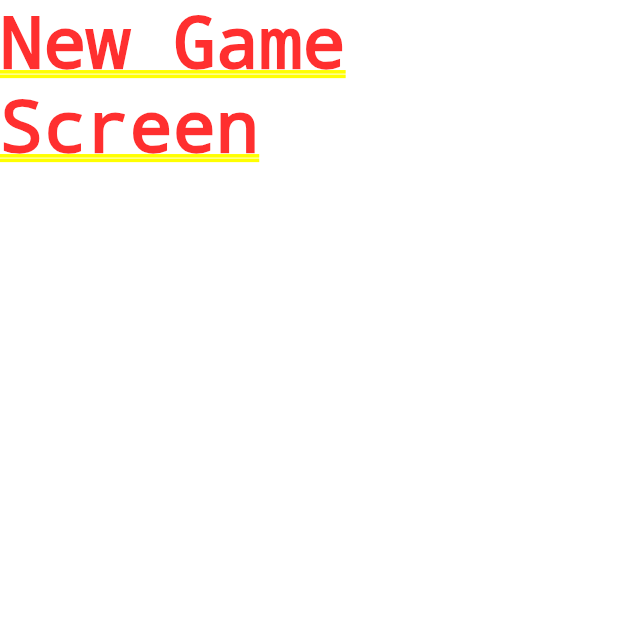
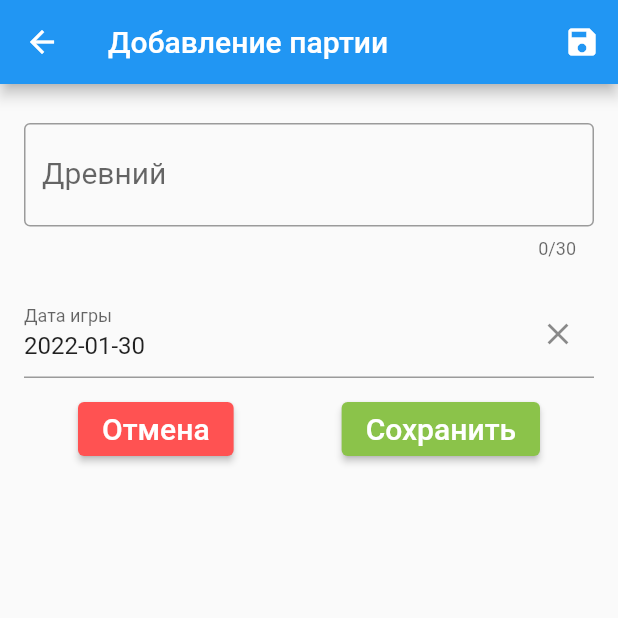
Before and after one commit to amatskevich/arkham_horror_statistic, a Flutter app: the screen it shows after launch, after a tap on the "add" icon, on a phone screen of 412 x 824 dp, the top half of it. Run offline on Flutter 3.47's test engine with Material 2 defaults, Android fonts, the phone set to English and light mode, and no system bars; drawn by our look-alikes of datetime_picker_formfield.

Commit message:
Create draft version of new_game_screen.dart

```diff
--- a/lib/game_screen/new_game_screen.dart
+++ b/lib/game_screen/new_game_screen.dart
@@ -1,14 +1,160 @@
+import 'package:arkham_horror_statistic/models/game.dart';
+import 'package:arkham_horror_statistic/models/game_status.dart';
+import 'package:arkham_horror_statistic/providers/game_provider.dart';
+import 'package:datetime_picker_formfield/datetime_picker_formfield.dart';
 import 'package:flutter/material.dart';
+import 'package:intl/intl.dart';
+import 'package:provider/provider.dart';
+import 'package:uuid/uuid.dart';
 
-class NewGameScreen extends StatelessWidget {
+class NewGameScreen extends StatefulWidget {
   static const routeName = '/new_game';
 
   const NewGameScreen({Key? key}) : super(key: key);
 
   @override
+  State<NewGameScreen> createState() => _NewGameScreenState();
+}
+
+class _NewGameScreenState extends State<NewGameScreen> {
+  final _form = GlobalKey<FormState>();
+  final _descriptionFocusNode = FocusNode();
+  final format = DateFormat("yyyy-MM-dd");
+  final uuid = Uuid();
+
+  var _ancient = '';
+  var _date = DateTime.now();
+  var _status = GameStatus.inProgress;
+
+  @override
+  void dispose() {
+    _descriptionFocusNode.dispose();
+    super.dispose();
+  }
+
+  void _saveForm() {
+    if (_form.currentState!.validate()) {
+      _form.currentState?.save();
+      var game = Game(uuid.v4(), date: _date, ancient: _ancient, status: _status);
+      Provider.of<GameProvider>(context, listen: false).addGame(game);
+      Navigator.pop(context);
+    }
+  }
+
+  @override
   Widget build(BuildContext context) {
-    return Container(
-      child: Text('New Game Screen'),
+    return Scaffold(
+      appBar: AppBar(
+        title: const FittedBox(child: const Text('Добавление партии')),
+        actions: [
+          IconButton(
+            icon: const Icon(Icons.save),
+            onPressed: _saveForm,
+          )
+        ],
+      ),
+      body: Padding(
+        padding: const EdgeInsets.all(16.0),
+        child: Form(
+          key: _form,
+          child: Column(
+            children: [
+              Padding(
+                padding: const EdgeInsets.symmetric(vertical: 10.0),
+                child: TextFormField(
+                  decoration: const InputDecoration(
+                    labelText: 'Древний',
+                    hintText: 'Выбери свой ужас',
+                    labelStyle: TextStyle(fontSize: 20),
+                    border: OutlineInputBorder(),
+                  ),
+                  style: const TextStyle(fontSize: 25),
+                  maxLength: 30,
+                  textInputAction: TextInputAction.next,
+                  onFieldSubmitted: (_) {
+                    FocusScope.of(context).requestFocus(_descriptionFocusNode);
+                  },
+                  validator: (value) => _validateMandatoryFields(value),
+                  onSaved: (value) => _ancient = value!,
+                ),
+              ),
+              Padding(
+                padding: const EdgeInsets.symmetric(vertical: 10.0),
+                child: DateTimeField(
+                  format: format,
+                  decoration: const InputDecoration(labelText: 'Дата игры'),
+                  initialValue: DateTime.now(),
+                  validator: (value) => _validateMandatoryFields(value),
+                  onSaved: (value) => _date = value!,
+                  onShowPicker: (BuildContext context, DateTime? currentValue) {
+                    return showDatePicker(
+                        context: context,
+                        firstDate: DateTime(1950),
+                        initialDate: currentValue ?? DateTime.now(),
+                        lastDate: DateTime(2100));
+                  },
+                ),
+              ),
+              // Padding(
+              //   padding: const EdgeInsets.symmetric(vertical: 10.0),
+              //   child: TextFormField(
+              //     decoration: const InputDecoration(
+              //       labelText: 'Дополнительная информация',
+              //       labelStyle: const TextStyle(fontSize: 20),
+              //       border: const OutlineInputBorder(),
+              //     ),
+              //     style: const TextStyle(fontSize: 25),
+              //     maxLines: 5,
+              //     maxLength: 300,
+              //     minLines: 1,
+              //     initialValue: _shift!.description,
+              //     keyboardType: TextInputType.multiline,
+              //     focusNode: _descriptionFocusNode,
+              //     onSaved: (value) {
+              //       _description = value != null ? value : '';
+              //     },
+              //   ),
+              // ),
+              Row(
+                mainAxisAlignment: MainAxisAlignment.spaceAround,
+                children: [
+                  ElevatedButton(
+                    onPressed: () => Navigator.pop(context),
+                    style: ButtonStyle(
+                      backgroundColor:
+                          MaterialStateProperty.all(Colors.redAccent),
+                      foregroundColor: MaterialStateProperty.all(Colors.white),
+                    ),
+                    child: const Text(
+                      'Отмена',
+                      style: const TextStyle(fontSize: 20),
+                    ),
+                  ),
+                  ElevatedButton(
+                    onPressed: _saveForm,
+                    child: const Text(
+                      'Сохранить',
+                      style: const TextStyle(fontSize: 20),
+                    ),
+                    style: ButtonStyle(
+                      backgroundColor:
+                          MaterialStateProperty.all(Colors.lightGreen),
+                      foregroundColor: MaterialStateProperty.all(Colors.white),
+                    ),
+                  ),
+                ],
+              ),
+            ],
+          ),
+        ),
+      ),
     );
   }
+
+  String? _validateMandatoryFields(value) {
+    if (value == null) {
+      return "Пожалуста заполните обязательные поля";
+    }
+    return null;
+  }
 }
--- a/lib/history_screen/history_sreen.dart
+++ b/lib/history_screen/history_sreen.dart
@@ -10,7 +10,7 @@ class HistoryScreen extends StatelessWidget {
 
   @override
   Widget build(BuildContext context) {
-    var games = Provider.of<GameProvider>(context, listen: false).games;
+    var games = Provider.of<GameProvider>(context, listen: true).games;
     return Scaffold(
       appBar: AppBar(
         title: const Text('Журнал игр'),
--- a/lib/models/game.dart
+++ b/lib/models/game.dart
@@ -1,7 +1,7 @@
 import 'game_status.dart';
 
 class Game {
-  int id;
+  String uuid;
   DateTime date;
   int? duration;
   String ancient;
@@ -13,7 +13,7 @@ class Game {
   String? description;
 
   Game(
-    this.id, {
+    this.uuid, {
     required this.date,
     this.duration,
     required this.ancient,
--- a/lib/providers/game_provider.dart
+++ b/lib/providers/game_provider.dart
@@ -4,9 +4,9 @@ import 'package:flutter/material.dart';
 
 class GameProvider with ChangeNotifier {
   final List<Game> _games = [
-    Game(3, ancient: "Ktulhu", date: DateTime.now()),
-    Game(2, ancient: "Azatot", date: DateTime(2022, 1, 15), status: GameStatus.dead),
-    Game(1, ancient: "Yig", date: DateTime(2021, 12, 18), status: GameStatus.win),
+    Game('3', ancient: "Ktulhu", date: DateTime.now()),
+    Game('2', ancient: "Azatot", date: DateTime(2022, 1, 15), status: GameStatus.dead),
+    Game('1', ancient: "Yig", date: DateTime(2021, 12, 18), status: GameStatus.win),
   ];
 
   void addGame(Game newGame) {
@@ -14,5 +14,8 @@ class GameProvider with ChangeNotifier {
     notifyListeners();
   }
 
-  List<Game> get games => [..._games];
+  List<Game> get games {
+    _games.sort((a, b) => -a.date.compareTo(b.date));
+    return [..._games];
+  }
 }
--- a/pubspec.yaml
+++ b/pubspec.yaml
@@ -36,6 +36,8 @@ dependencies:
   # The following adds the Cupertino Icons font to your application.
   # Use with the CupertinoIcons class for iOS style icons.
   cupertino_icons: ^1.0.2
+  datetime_picker_formfield: ^2.0.0
+  uuid: ^3.0.5
 
 dev_dependencies:
   flutter_test:
```
